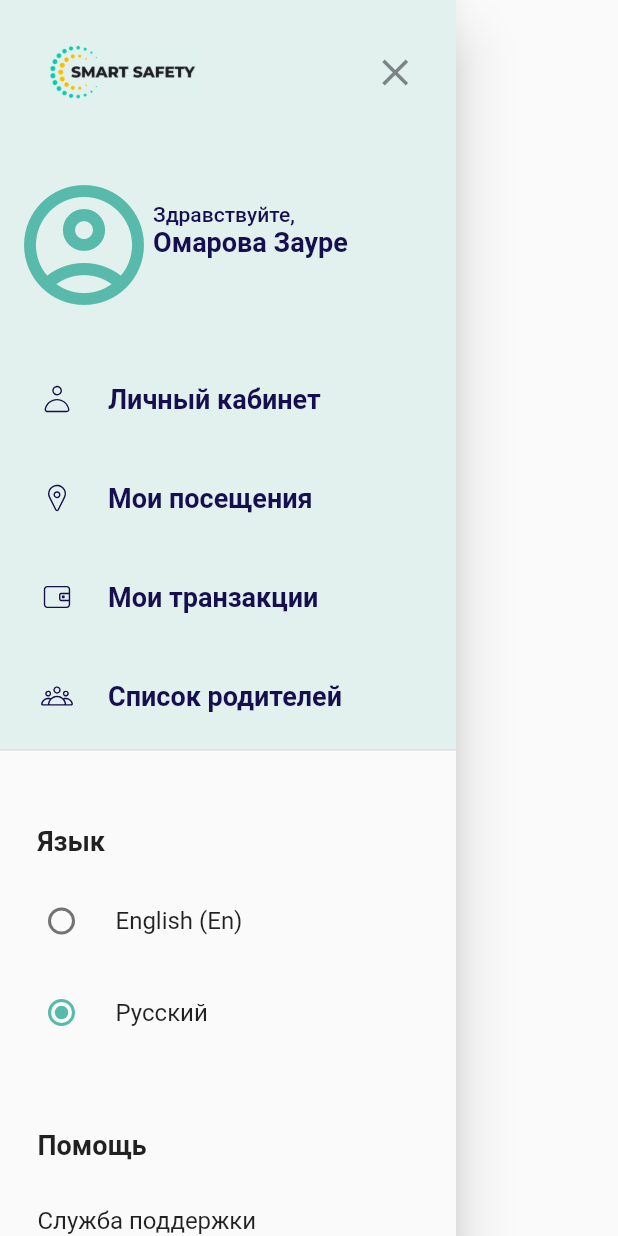
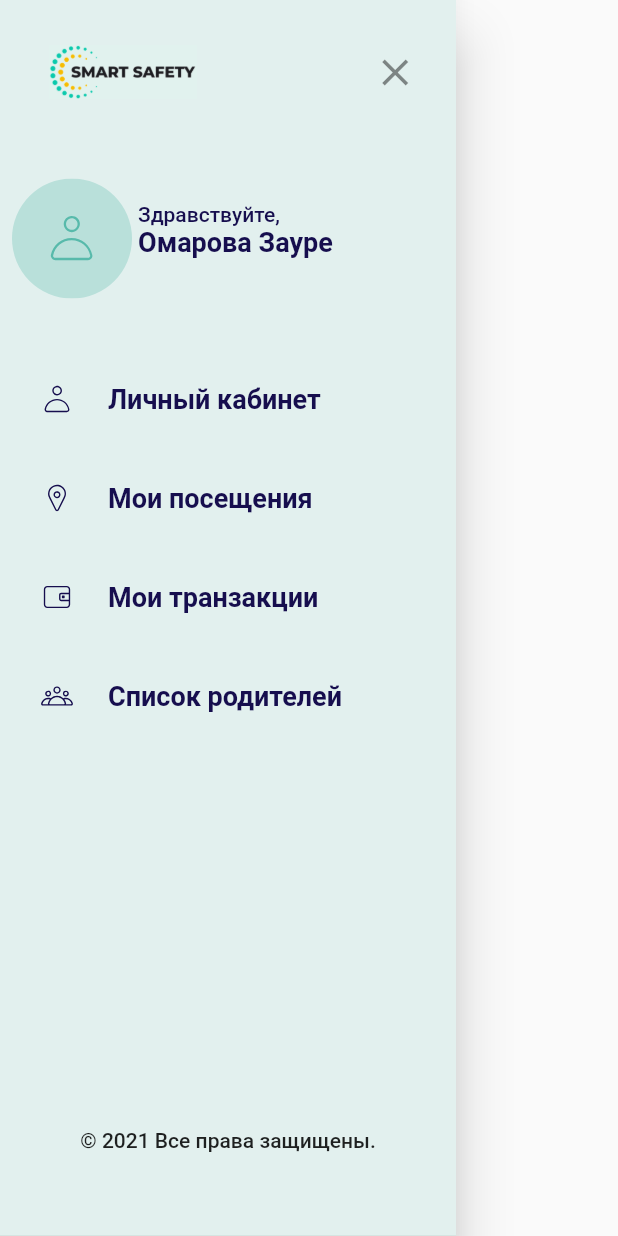
Before and after one commit to nonik1017/skud, a Flutter app: the SideDrawer widget shown alone on an empty page, opened directly, on a phone screen of 412 x 824 dp. Run offline on Flutter 3.47's test engine with Material 2 defaults, Android fonts, the phone set to English and light mode, and no system bars; our stand-ins replace bloc, dio, equatable, eva_icons_flutter, flutter_bloc, flutter_secure_storage and 2 more; accounts and stored records are empty; network calls fail; Roboto replaces fonts that are missing (Rubik).

Commit message:
profile icon to svg file

```diff
--- a/lib/presentation/jorneys/profile.dart
+++ b/lib/presentation/jorneys/profile.dart
@@ -1,5 +1,6 @@
 import 'package:flutter/material.dart';
 import 'package:flutter_bloc/flutter_bloc.dart';
+import 'package:flutter_svg/flutter_svg.dart';
 import 'package:skud/bloc/auth_bloc/auth.dart';
 import 'package:skud/bloc/user_bloc/user_bloc.dart';
 import 'package:skud/bloc/user_bloc/user_event.dart';
@@ -50,15 +51,6 @@ class ProfileApp extends StatelessWidget {
                     iconTheme:
                         const IconThemeData(color: Colors.black, size: 40),
                     actions: [
-                      // Container(
-                      //   margin: const EdgeInsets.only(right: 10),
-                      //   child: IconButton(
-                      //       onPressed: () => {},
-                      //       icon: const Icon(
-                      //         Icons.notifications_none_rounded,
-                      //         size: 30,
-                      //       )),
-                      // ),
                       IconButton(
                           icon: Icon(Icons.logout_outlined),
                           onPressed: () {
@@ -76,10 +68,10 @@ class ProfileApp extends StatelessWidget {
                         children: [
                           Container(
                               margin: const EdgeInsets.only(top: 30, left: 40),
-                              child: const Icon(
-                                Icons.account_circle_outlined,
-                                size: 100,
-                                color: style.Colors.mainColor,
+                              child: SvgPicture.asset(
+                                "assets/images/avatar.svg",
+                                width: 100,
+                                height: 100,
                               )),
                           Column(
                             children: <Widget>[
--- a/lib/presentation/widgets/side_drawer.dart
+++ b/lib/presentation/widgets/side_drawer.dart
@@ -6,7 +6,6 @@ import 'package:skud/presentation/jorneys/parents.dart';
 import 'package:skud/presentation/jorneys/profile.dart';
 import 'package:skud/presentation/jorneys/transactions.dart';
 import 'package:skud/presentation/jorneys/visits.dart';
-import 'package:skud/presentation/themes/theme.dart' as style;
 
 class SideDrawer extends StatefulWidget {
   const SideDrawer({Key? key}) : super(key: key);
@@ -16,15 +15,18 @@ class SideDrawer extends StatefulWidget {
 }
 
 class _SideDrawerState extends State<SideDrawer> {
-  LanguageCharacter? _character = LanguageCharacter.ru;
-
+  final LanguageCharacter? _character = LanguageCharacter.ru;
   @override
   Widget build(BuildContext context) {
+    var padding = MediaQuery.of(context).padding;
+
     return Drawer(
       child: ListView(
         children: <Widget>[
           SizedBox(
-            height: 500,
+            height: MediaQuery.of(context).size.height -
+                padding.top -
+                padding.bottom,
             child: DrawerHeader(
               margin: EdgeInsets.zero,
               padding: EdgeInsets.zero,
@@ -60,13 +62,13 @@ class _SideDrawerState extends State<SideDrawer> {
                     margin: const EdgeInsets.only(top: 40, left: 10),
                     child: ListTile(
                       leading: Transform.translate(
-                        offset: const Offset(0, 8),
+                        offset: const Offset(-3, 7),
                         child: Transform.scale(
                             scale: 1.6,
-                            child: const Icon(
-                              Icons.account_circle_outlined,
-                              size: 60,
-                              color: style.Colors.mainColor,
+                            child: SvgPicture.asset(
+                              "assets/images/avatar.svg",
+                              width: 50,
+                              height: 50,
                             )),
                       ),
                       title: const Text(
@@ -251,91 +253,100 @@ class _SideDrawerState extends State<SideDrawer> {
                       // onTap: (){}
                     ),
                   ),
+                  Container(
+                    margin: const EdgeInsets.only(top: 260),
+                    child: const Text(
+                      "© 2021 Все права защищены.",
+                      style: TextStyle(
+                        fontSize: 14,
+                      ),
+                    ),
+                  ),
                 ],
               ),
             ),
           ),
-          Container(
-            margin: const EdgeInsets.only(top: 50, left: 25),
-            child: const Text(
-              "Язык",
-              style: TextStyle(
-                fontWeight: FontWeight.w600,
-                fontSize: 18,
-              ),
-            ),
-          ),
-          Container(
-            margin: const EdgeInsets.only(top: 15, left: 5),
-            child: RadioListTile<LanguageCharacter>(
-              title: const Text(
-                'English (En)',
-                style: TextStyle(fontSize: 16),
-              ),
-              value: LanguageCharacter.en,
-              groupValue: _character,
-              activeColor: const Color.fromRGBO(88, 186, 171, 1),
-              onChanged: (LanguageCharacter? value) {
-                setState(() {
-                  _character = value;
-                });
-              },
-            ),
-          ),
-          Container(
-            margin: const EdgeInsets.only(top: 5, left: 5),
-            child: RadioListTile<LanguageCharacter>(
-              title: const Text(
-                'Русский',
-                style: TextStyle(fontSize: 16),
-              ),
-              value: LanguageCharacter.ru,
-              groupValue: _character,
-              activeColor: const Color.fromRGBO(88, 186, 171, 1),
-              onChanged: (LanguageCharacter? value) {
-                setState(() {
-                  _character = value;
-                });
-              },
-            ),
-          ),
-          Container(
-            margin: const EdgeInsets.only(top: 50, left: 25),
-            child: const Text(
-              "Помощь",
-              style: TextStyle(
-                fontWeight: FontWeight.w600,
-                fontSize: 18,
-              ),
-            ),
-          ),
-          Container(
-            margin: const EdgeInsets.only(top: 30, left: 25),
-            child: const Text(
-              "Служба поддержки",
-              style: TextStyle(
-                fontSize: 16,
-              ),
-            ),
-          ),
-          Container(
-            margin: const EdgeInsets.only(top: 30, left: 25),
-            child: const Text(
-              "Условия и положения",
-              style: TextStyle(
-                fontSize: 16,
-              ),
-            ),
-          ),
-          Container(
-            margin: const EdgeInsets.only(top: 75, left: 25, bottom: 45),
-            child: const Text(
-              "© 2021 Все права защищены.",
-              style: TextStyle(
-                fontSize: 14,
-              ),
-            ),
-          ),
+          // Container(
+          //   margin: const EdgeInsets.only(top: 50, left: 25),
+          //   child: const Text(
+          //     "Язык",
+          //     style: TextStyle(
+          //       fontWeight: FontWeight.w600,
+          //       fontSize: 18,
+          //     ),
+          //   ),
+          // ),
+          // Container(
+          //   margin: const EdgeInsets.only(top: 15, left: 5),
+          //   child: RadioListTile<LanguageCharacter>(
+          //     title: const Text(
+          //       'English (En)',
+          //       style: TextStyle(fontSize: 16),
+          //     ),
+          //     value: LanguageCharacter.en,
+          //     groupValue: _character,
+          //     activeColor: const Color.fromRGBO(88, 186, 171, 1),
+          //     onChanged: (LanguageCharacter? value) {
+          //       setState(() {
+          //         _character = value;
+          //       });
+          //     },
+          //   ),
+          // ),
+          // Container(
+          //   margin: const EdgeInsets.only(top: 5, left: 5),
+          //   child: RadioListTile<LanguageCharacter>(
+          //     title: const Text(
+          //       'Русский',
+          //       style: TextStyle(fontSize: 16),
+          //     ),
+          //     value: LanguageCharacter.ru,
+          //     groupValue: _character,
+          //     activeColor: const Color.fromRGBO(88, 186, 171, 1),
+          //     onChanged: (LanguageCharacter? value) {
+          //       setState(() {
+          //         _character = value;
+          //       });
+          //     },
+          //   ),
+          // ),
+          // Container(
+          //   margin: const EdgeInsets.only(top: 50, left: 25),
+          //   child: const Text(
+          //     "Помощь",
+          //     style: TextStyle(
+          //       fontWeight: FontWeight.w600,
+          //       fontSize: 18,
+          //     ),
+          //   ),
+          // ),
+          // Container(
+          //   margin: const EdgeInsets.only(top: 30, left: 25),
+          //   child: const Text(
+          //     "Служба поддержки",
+          //     style: TextStyle(
+          //       fontSize: 16,
+          //     ),
+          //   ),
+          // ),
+          // Container(
+          //   margin: const EdgeInsets.only(top: 30, left: 25),
+          //   child: const Text(
+          //     "Условия и положения",
+          //     style: TextStyle(
+          //       fontSize: 16,
+          //     ),
+          //   ),
+          // ),
+          // Container(
+          //   margin: const EdgeInsets.only(top: 240, left: 25, bottom: 45),
+          //   child: const Text(
+          //     "© 2021 Все права защищены.",
+          //     style: TextStyle(
+          //       fontSize: 14,
+          //     ),
+          //   ),
+          // ),
         ],
       ),
     );
```
Also changed, not shown: assets/images/avatar.svg.
